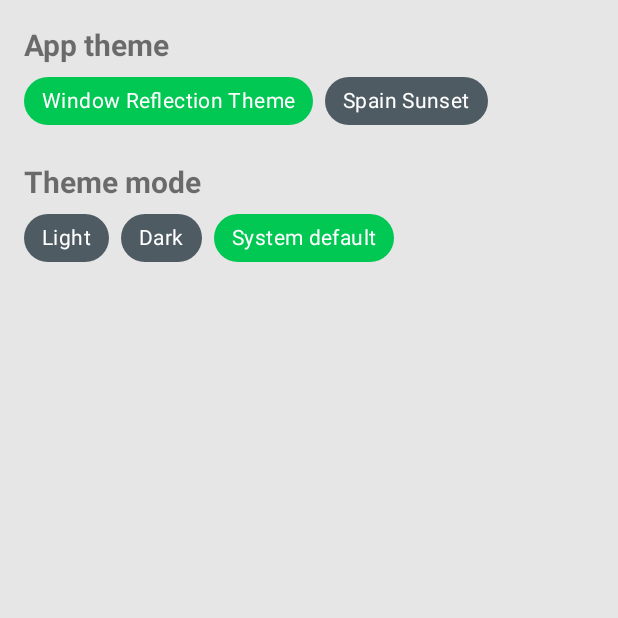
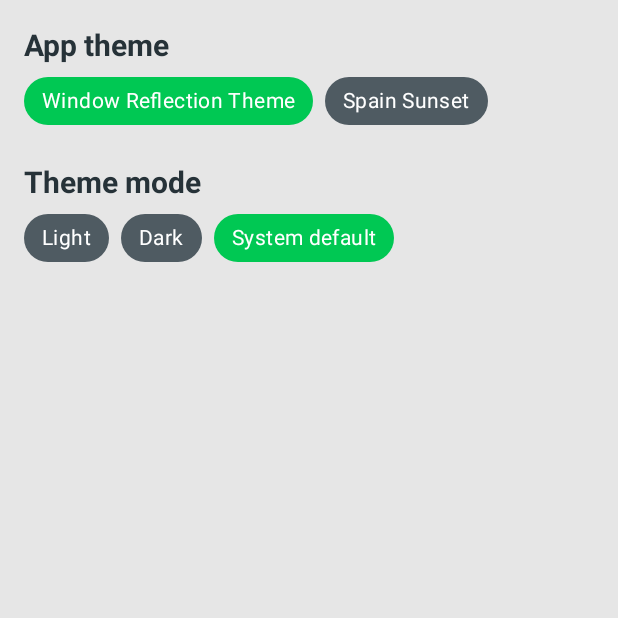
Before and after one commit to Artushock/MaterialDesignProject, an Android app: the fragment SettingsFragment placed in its activity, on a phone screen of 412 x 824 dp, the top half of it. Run offline under Robolectric (Android 15) with nearby library versions, the phone set to English and light mode, and no system bars; pictures from the network do not load.

Commit message:
Added style for settings text views

```diff
--- a/app/src/main/res/layout/fragment_settings.xml
+++ b/app/src/main/res/layout/fragment_settings.xml
@@ -9,11 +9,10 @@
     tools:context=".ui.main.view.fragments.SettingsFragment">
 
     <TextView
+        style="@style/SettingsTextViewStyle"
         android:layout_width="match_parent"
         android:layout_height="wrap_content"
-        android:text="@string/_app_theme"
-        android:textSize="20sp"
-        android:textStyle="bold" />
+        android:text="@string/_app_theme" />
 
     <com.google.android.material.chip.ChipGroup
         android:id="@+id/app_theme_chip_group"
@@ -39,12 +38,11 @@
     </com.google.android.material.chip.ChipGroup>
 
     <TextView
+        style="@style/SettingsTextViewStyle"
         android:layout_width="match_parent"
         android:layout_height="wrap_content"
         android:layout_marginTop="16dp"
-        android:text="@string/_theme_mode"
-        android:textSize="20sp"
-        android:textStyle="bold" />
+        android:text="@string/_theme_mode" />
 
     <com.google.android.material.chip.ChipGroup
         android:id="@+id/theme_mode_chip_group"
--- a/app/src/main/res/values/themes.xml
+++ b/app/src/main/res/values/themes.xml
@@ -13,7 +13,7 @@
     </style>
 
     <style name="AppTheme.BlueGreenTheme">
-        <item name="colorPrimary">@color/first_theme_primary_dark_color</item>
+        <item name="colorPrimary">@color/first_theme_primary_color</item>
         <item name="colorPrimaryVariant">@color/first_theme_primary_color</item>
         <item name="colorOnPrimary">@color/white</item>
         <item name="colorSecondary">@color/first_theme_secondary_color</item>
@@ -51,4 +51,10 @@
         <item name="android:textColor">?colorOnSurface</item>
     </style>
 
+    <style name="SettingsTextViewStyle" parent="Widget.AppCompat.TextView">
+        <item name="android:textSize">20sp</item>
+        <item name="android:textStyle">bold</item>
+        <item name="android:textColor">?colorPrimary</item>
+    </style>
+
 </resources>
```
